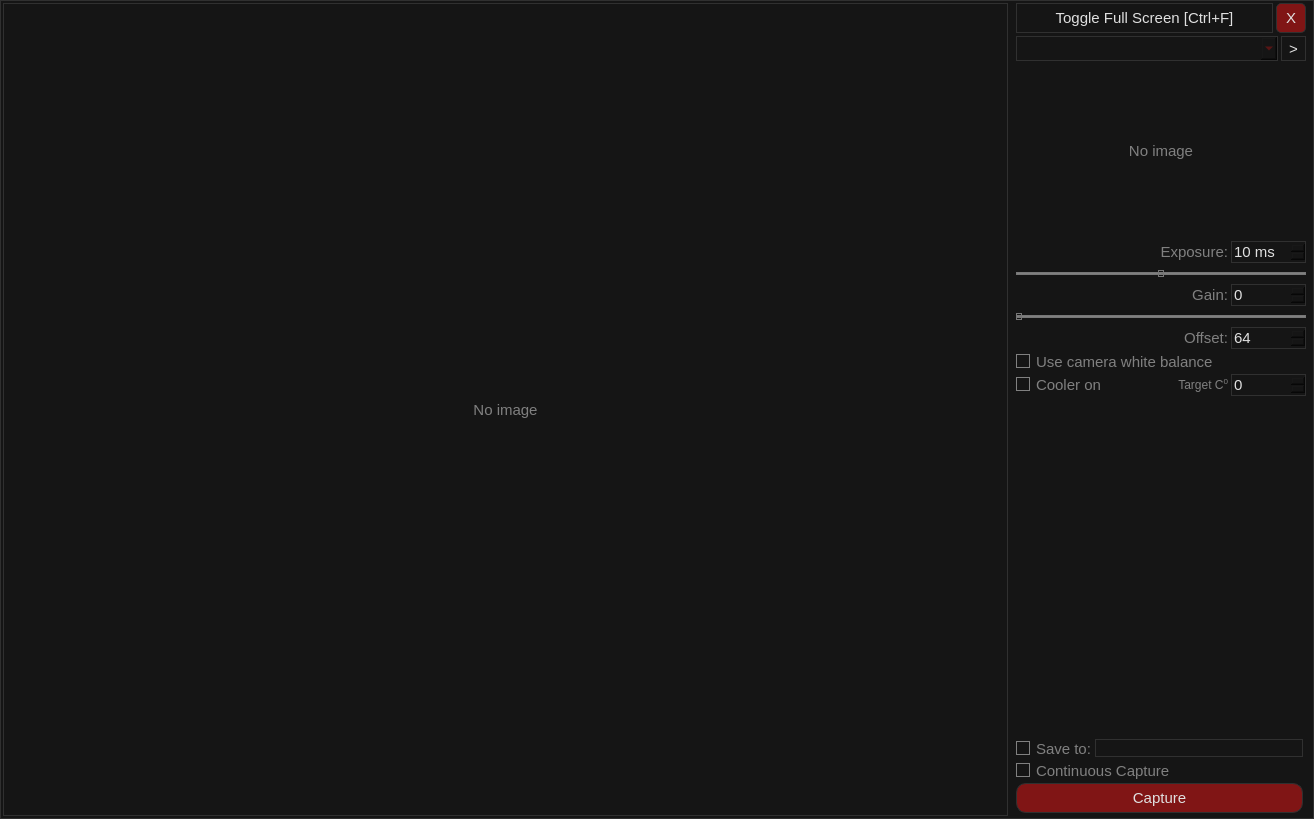
First picture: the form in mainframe.ui, repository aleksey-ka/OpenAP-AstroPhotography, before the edit.
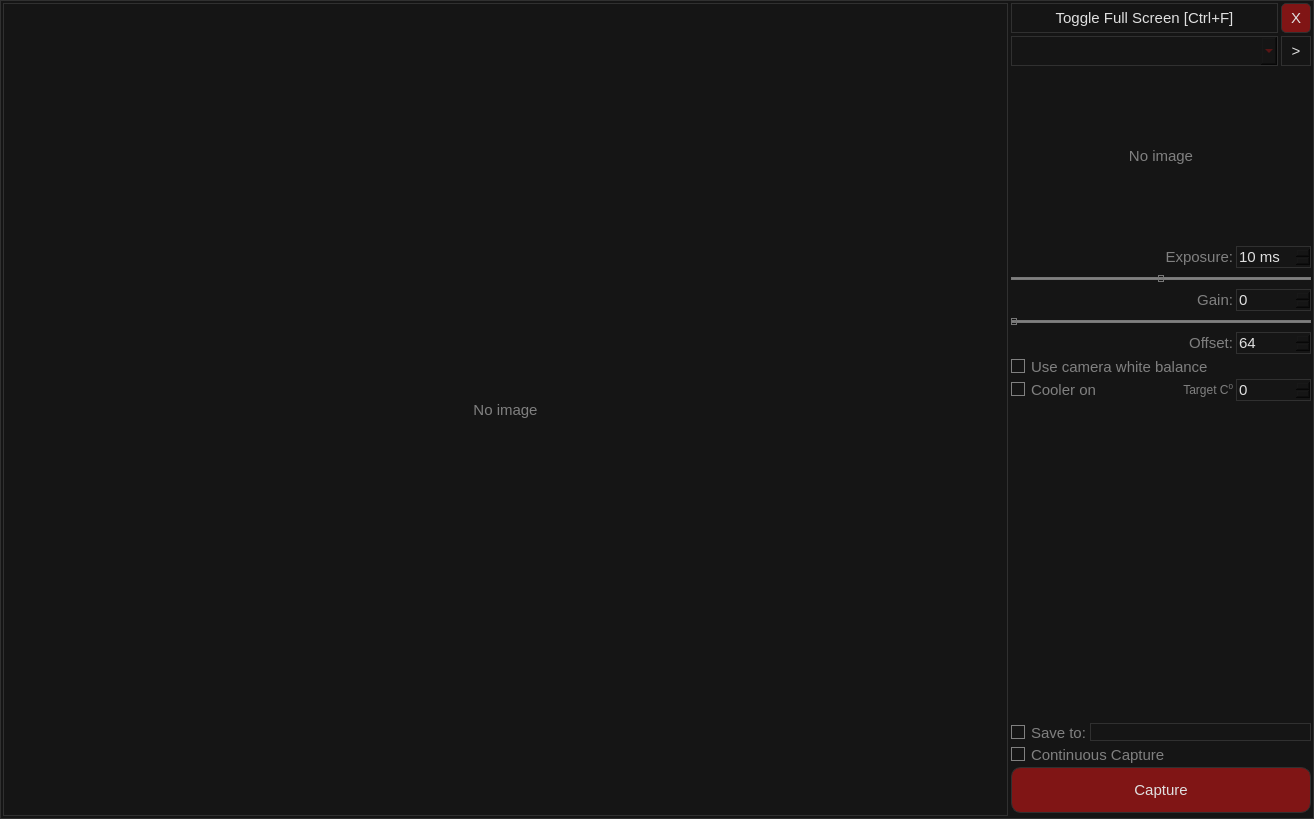
Second picture: the form after the edit.

Commit message: Styling and bug with non-clickable area no the border of push buttons

```diff
--- a/mainframe.ui
+++ b/mainframe.ui
@@ -25,9 +25,6 @@
 QFrame {
 	border-color: #303030;
 }
-QPushButton {
-	padding: 5;
-}
 QPushButton::hover {
 	color: #FFFFFF;
 	border-color: #707070;
@@ -118,13 +115,13 @@
       </property>
       <layout class="QVBoxLayout" name="verticalLayout">
        <property name="leftMargin">
-        <number>5</number>
+        <number>0</number>
        </property>
        <property name="topMargin">
         <number>0</number>
        </property>
        <property name="rightMargin">
-        <number>5</number>
+        <number>0</number>
        </property>
        <item>
         <widget class="QFrame" name="topToolbar">
@@ -223,6 +220,12 @@
            <verstretch>0</verstretch>
           </sizepolicy>
          </property>
+         <property name="minimumSize">
+          <size>
+           <width>0</width>
+           <height>30</height>
+          </size>
+         </property>
          <property name="maximumSize">
           <size>
            <width>16777215</width>
@@ -258,7 +261,7 @@
             <property name="minimumSize">
              <size>
               <width>0</width>
-              <height>25</height>
+              <height>30</height>
              </size>
             </property>
             <property name="styleSheet">
@@ -279,8 +282,8 @@
            <widget class="QPushButton" name="cameraOpenCloseButton">
             <property name="maximumSize">
              <size>
-              <width>25</width>
-              <height>25</height>
+              <width>30</width>
+              <height>30</height>
              </size>
             </property>
             <property name="font">
@@ -683,27 +686,6 @@
         </widget>
        </item>
        <item>
-        <widget class="QFrame" name="spacer">
-         <property name="frameShape">
-          <enum>QFrame::StyledPanel</enum>
-         </property>
-         <property name="frameShadow">
-          <enum>QFrame::Raised</enum>
-         </property>
-         <layout class="QHBoxLayout" name="horizontalLayout_7">
-          <property name="leftMargin">
-           <number>2</number>
-          </property>
-          <property name="topMargin">
-           <number>0</number>
-          </property>
-          <property name="rightMargin">
-           <number>0</number>
-          </property>
-          <property name="bottomMargin">
-           <number>0</number>
-          </property>
-          <item>
            <widget class="QLabel" name="infoLabel">
             <property name="styleSheet">
              <string notr="true">font-size:14px;</string>
@@ -716,9 +698,6 @@
             </property>
            </widget>
           </item>
-         </layout>
-        </widget>
-       </item>
        <item>
         <widget class="QFrame" name="captureFrame">
          <property name="sizePolicy">
@@ -727,6 +706,12 @@
            <verstretch>0</verstretch>
           </sizepolicy>
          </property>
+         <property name="minimumSize">
+          <size>
+           <width>0</width>
+           <height>90</height>
+          </size>
+         </property>
          <property name="frameShape">
           <enum>QFrame::StyledPanel</enum>
          </property>
@@ -743,6 +728,9 @@
           <property name="topMargin">
            <number>0</number>
           </property>
+          <property name="rightMargin">
+           <number>0</number>
+          </property>
           <property name="bottomMargin">
            <number>0</number>
           </property>
@@ -761,6 +749,9 @@
              <enum>QFrame::Raised</enum>
             </property>
             <layout class="QHBoxLayout" name="horizontalLayout_8">
+             <property name="spacing">
+              <number>3</number>
+             </property>
              <property name="leftMargin">
               <number>0</number>
              </property>
@@ -805,12 +796,6 @@
           </item>
           <item>
            <widget class="QPushButton" name="captureButton">
-            <property name="sizePolicy">
-             <sizepolicy hsizetype="Minimum" vsizetype="Fixed">
-              <horstretch>0</horstretch>
-              <verstretch>0</verstretch>
-             </sizepolicy>
-            </property>
             <property name="maximumSize">
              <size>
               <width>16777215</width>
```
Lines whose indentation alone changed are shown as unchanged. The commit also changes 1 other file.
